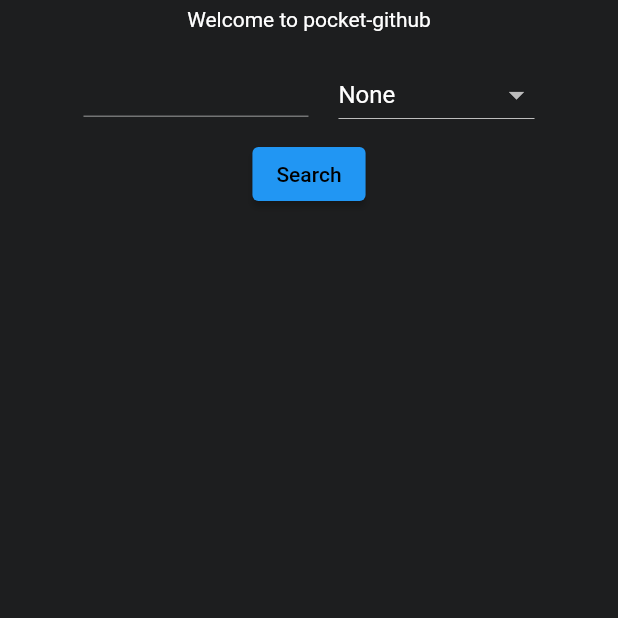
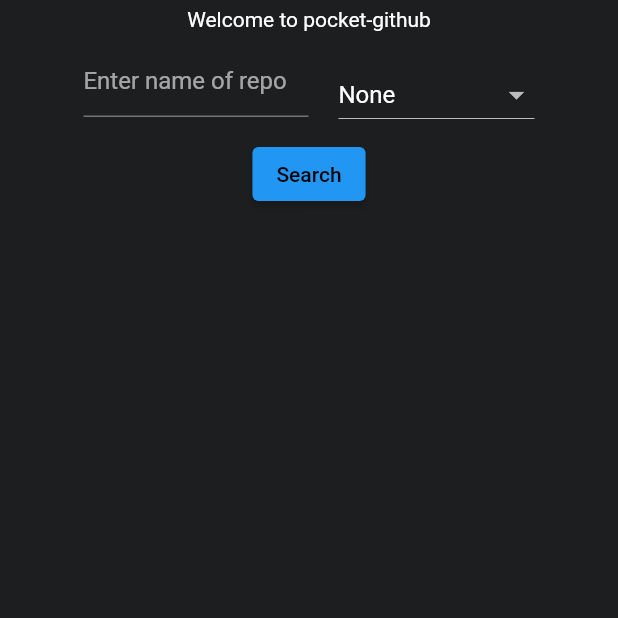
Before and after one commit to AKruslin/pocketgit, a Flutter app: the screen it shows after launch, on a phone screen of 412 x 824 dp, the top half of it. Run offline on Flutter 3.47's test engine with Material 2 defaults, Android fonts, the phone set to English and light mode, and no system bars; our stand-ins replace bloc, dartz, equatable, flutter_bloc, get_it, injectable.

Commit message:
Added text field description text.

```diff
--- a/lib/presentation/widgets/search_widget.dart
+++ b/lib/presentation/widgets/search_widget.dart
@@ -44,6 +44,9 @@ class _SearchWidgetState extends State<SearchWidget> {
                 width: 150,
                 child: TextField(
                   controller: textEditingController,
+                  decoration: const InputDecoration().copyWith(
+                    hintText: 'Enter name of repo',
+                  ),
                 ),
               ),
               const SizedBox(width: 20),
```
